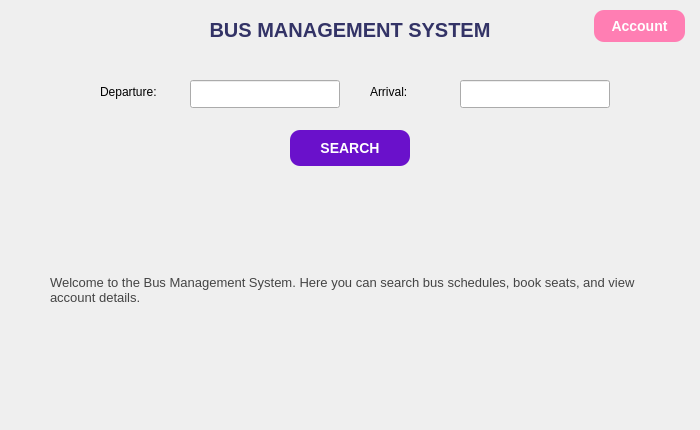
This is homewindow.ui in Aayam73/Bus-Management-System as Qt 5 draws it before an edit. The edited form follows.
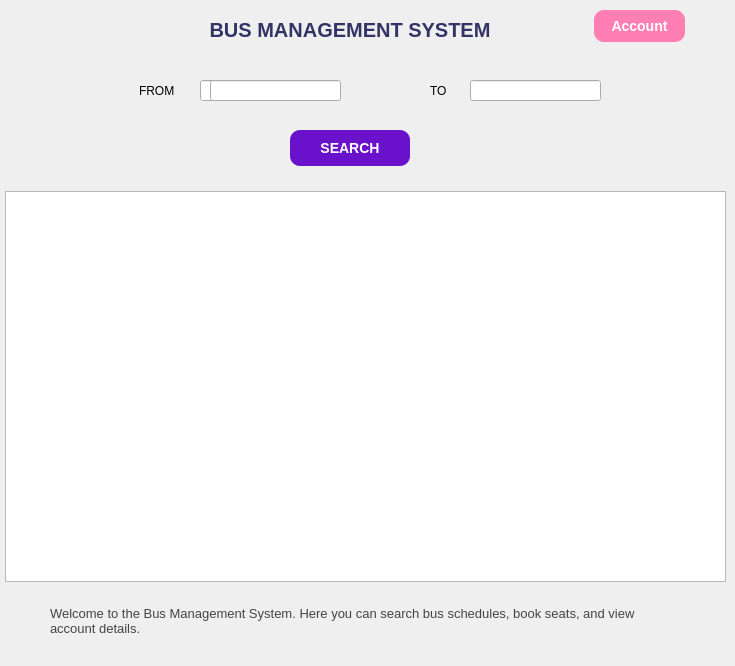
This is the edited form.

Commit message: db is now linked and works.Also search bar works and table is shown when sppropriate search parameters are added

Diff of the .ui file:
```diff
--- a/homewindow.ui
+++ b/homewindow.ui
@@ -6,8 +6,8 @@
    <rect>
     <x>0</x>
     <y>0</y>
-    <width>700</width>
-    <height>430</height>
+    <width>735</width>
+    <height>666</height>
    </rect>
   </property>
   <property name="windowTitle">
@@ -74,47 +74,27 @@
   <widget class="QLabel" name="labelDeparture">
    <property name="geometry">
     <rect>
-     <x>100</x>
+     <x>139</x>
      <y>80</y>
-     <width>80</width>
-     <height>24</height>
+     <width>41</width>
+     <height>21</height>
     </rect>
    </property>
    <property name="text">
-    <string>Departure:</string>
-   </property>
-  </widget>
-  <widget class="QLineEdit" name="searchD">
-   <property name="geometry">
-    <rect>
-     <x>190</x>
-     <y>80</y>
-     <width>150</width>
-     <height>28</height>
-    </rect>
+    <string>FROM</string>
    </property>
   </widget>
   <widget class="QLabel" name="labelArrival">
    <property name="geometry">
     <rect>
-     <x>370</x>
+     <x>430</x>
      <y>80</y>
-     <width>80</width>
-     <height>24</height>
+     <width>20</width>
+     <height>21</height>
     </rect>
    </property>
    <property name="text">
-    <string>Arrival:</string>
-   </property>
-  </widget>
-  <widget class="QLineEdit" name="searchA">
-   <property name="geometry">
-    <rect>
-     <x>460</x>
-     <y>80</y>
-     <width>150</width>
-     <height>28</height>
-    </rect>
+    <string>TO</string>
    </property>
   </widget>
   <widget class="QPushButton" name="btnSearch">
@@ -149,9 +129,9 @@
    <property name="geometry">
     <rect>
      <x>50</x>
-     <y>200</y>
+     <y>580</y>
      <width>600</width>
-     <height>180</height>
+     <height>81</height>
     </rect>
    </property>
    <property name="styleSheet">
@@ -164,6 +144,46 @@
     <bool>true</bool>
    </property>
   </widget>
+  <widget class="QTableView" name="tableView">
+   <property name="geometry">
+    <rect>
+     <x>5</x>
+     <y>191</y>
+     <width>721</width>
+     <height>391</height>
+    </rect>
+   </property>
+  </widget>
+  <widget class="QLineEdit" name="lineEdit">
+   <property name="geometry">
+    <rect>
+     <x>200</x>
+     <y>80</y>
+     <width>131</width>
+     <height>21</height>
+    </rect>
+   </property>
+  </widget>
+  <widget class="QLineEdit" name="srchFrom">
+   <property name="geometry">
+    <rect>
+     <x>210</x>
+     <y>80</y>
+     <width>131</width>
+     <height>21</height>
+    </rect>
+   </property>
+  </widget>
+  <widget class="QLineEdit" name="srchTo">
+   <property name="geometry">
+    <rect>
+     <x>470</x>
+     <y>80</y>
+     <width>131</width>
+     <height>21</height>
+    </rect>
+   </property>
+  </widget>
  </widget>
  <resources/>
  <connections/>
```
The commit also changes 12 other files.
